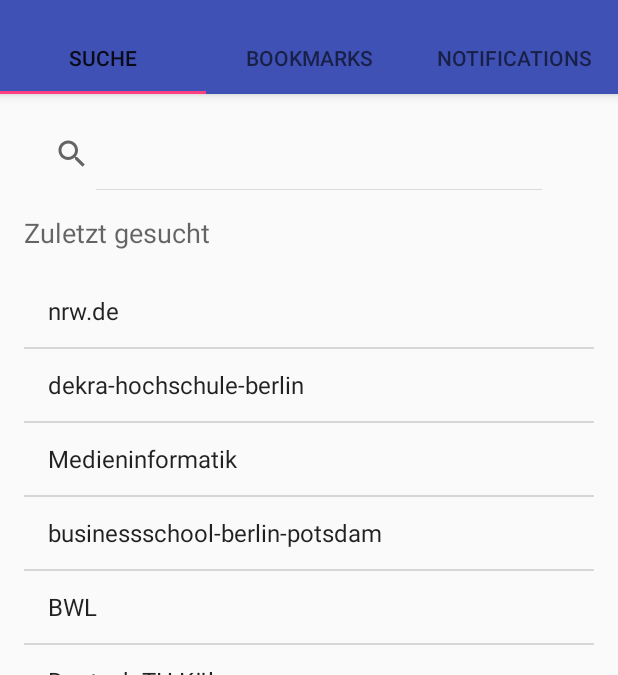
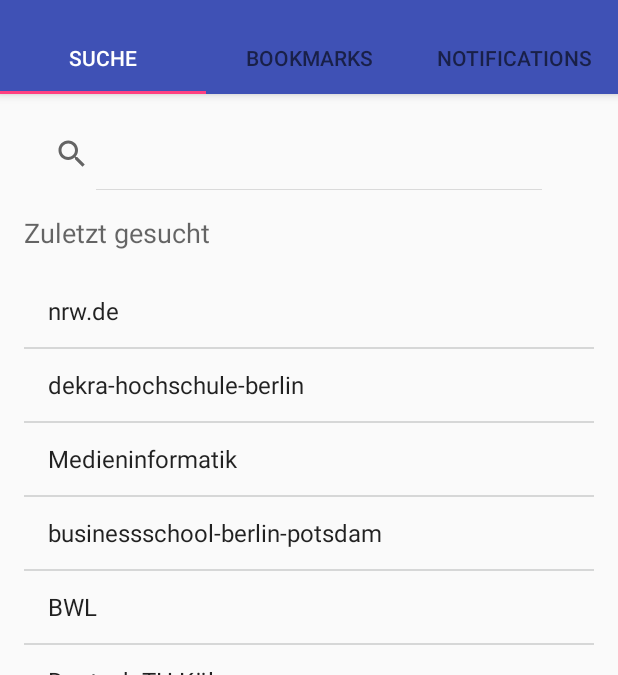
Before and after one commit to Plsr/EISWS1516MaemeckePoplawski, an Android app: the HomeActivity screen opened directly, with no data from a screen before it, on a phone screen of 412 x 824 dp, the part 62-737 px from its top. Run offline under Robolectric (Android 15) with nearby library versions, the phone set to English and light mode, and no system bars.

Commit message:
Changed selected text color in TabLayout

```diff
--- a/MS6/app/Hochschulify/app/src/main/res/layout/activity_home.xml
+++ b/MS6/app/Hochschulify/app/src/main/res/layout/activity_home.xml
@@ -17,7 +17,8 @@
             android:layout_width="match_parent"
             android:layout_height="wrap_content"
             app:tabMode="fixed"
-            app:tabGravity="fill"/>
+            app:tabGravity="fill"
+            app:tabSelectedTextColor="@color/colorWhite"
             />
 
     </android.support.design.widget.AppBarLayout>
```
